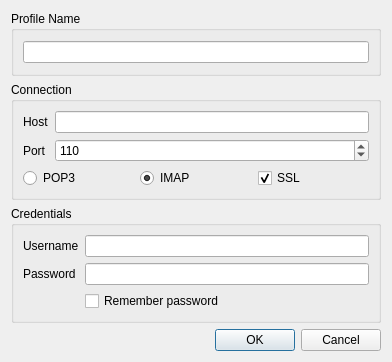
The window that dialog_newprofile.ui (typp/bmail) describes before a commit, drawn with Qt 5.
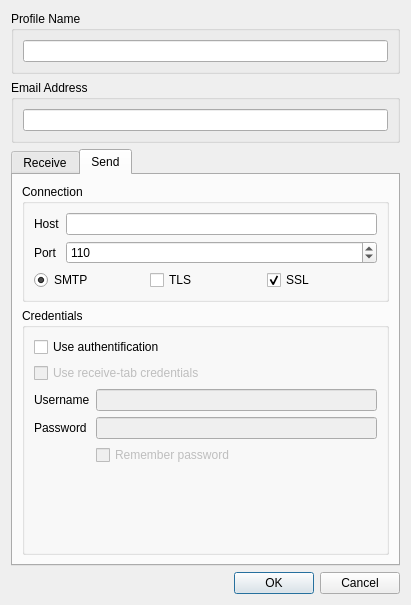
The same window after the commit.

Commit message: updated new profile window

What changed in the file:
```diff
--- a/dialog_newprofile.ui
+++ b/dialog_newprofile.ui
@@ -6,8 +6,8 @@
    <rect>
     <x>0</x>
     <y>0</y>
-    <width>392</width>
-    <height>362</height>
+    <width>411</width>
+    <height>605</height>
    </rect>
   </property>
   <property name="windowTitle">
@@ -27,32 +27,54 @@
     </widget>
    </item>
    <item>
-    <widget class="QGroupBox" name="groupBox_2">
+    <widget class="QGroupBox" name="groupBox">
      <property name="title">
-      <string>Connection</string>
+      <string>Email Address</string>
      </property>
      <layout class="QVBoxLayout" name="verticalLayout_3">
       <item>
-       <layout class="QFormLayout" name="formLayout_3">
+       <widget class="QLineEdit" name="input_EmailAddress"/>
+      </item>
+     </layout>
+    </widget>
+   </item>
+   <item>
+    <widget class="QTabWidget" name="tabWidget">
+     <property name="currentIndex">
+      <number>1</number>
+     </property>
+     <widget class="QWidget" name="tab_receive">
+      <attribute name="title">
+       <string>Receive</string>
+      </attribute>
+      <layout class="QVBoxLayout" name="verticalLayout_7">
+       <item>
+        <widget class="QGroupBox" name="groupBox_2">
+         <property name="title">
+          <string>Connection</string>
+         </property>
+         <layout class="QVBoxLayout" name="verticalLayout_5">
+          <item>
+           <layout class="QFormLayout" name="formLayout_4">
         <item row="0" column="1">
-         <widget class="QLineEdit" name="input_Host"/>
+             <widget class="QLineEdit" name="input_receiver_Host"/>
         </item>
         <item row="0" column="0">
-         <widget class="QLabel" name="label_3">
+             <widget class="QLabel" name="label_5">
           <property name="text">
            <string>Host</string>
           </property>
          </widget>
         </item>
         <item row="1" column="0">
-         <widget class="QLabel" name="label_4">
+             <widget class="QLabel" name="label_6">
           <property name="text">
            <string>Port</string>
           </property>
          </widget>
         </item>
         <item row="1" column="1">
-         <widget class="QSpinBox" name="input_Port">
+             <widget class="QSpinBox" name="input_receiver_Port">
           <property name="maximum">
            <number>65535</number>
           </property>
@@ -64,7 +86,7 @@
        </layout>
       </item>
       <item>
-       <layout class="QHBoxLayout" name="horizontalLayout">
+           <layout class="QHBoxLayout" name="horizontalLayout_2">
         <item>
          <widget class="QRadioButton" name="input_radio_POP3">
           <property name="text">
@@ -98,35 +120,194 @@
     </widget>
    </item>
    <item>
-    <widget class="QGroupBox" name="groupBox">
+        <widget class="QGroupBox" name="groupBox_4">
      <property name="title">
       <string>Credentials</string>
      </property>
+         <layout class="QVBoxLayout" name="verticalLayout_6">
+          <item>
+           <layout class="QFormLayout" name="formLayout_5">
+            <item row="0" column="0">
+             <widget class="QLabel" name="label_7">
+              <property name="text">
+               <string>Username</string>
+              </property>
+             </widget>
+            </item>
+            <item row="0" column="1">
+             <widget class="QLineEdit" name="input_receiver_Username"/>
+            </item>
+            <item row="1" column="0">
+             <widget class="QLabel" name="label_8">
+              <property name="text">
+               <string>Password</string>
+              </property>
+             </widget>
+            </item>
+            <item row="1" column="1">
+             <widget class="QLineEdit" name="input_receiver_Password"/>
+            </item>
+            <item row="2" column="1">
+             <widget class="QCheckBox" name="input_receiver_checkbox_RememberPass">
+              <property name="text">
+               <string>Remember password</string>
+              </property>
+             </widget>
+            </item>
+           </layout>
+          </item>
+          <item>
+           <spacer name="verticalSpacer">
+            <property name="orientation">
+             <enum>Qt::Vertical</enum>
+            </property>
+            <property name="sizeHint" stdset="0">
+             <size>
+              <width>20</width>
+              <height>40</height>
+             </size>
+            </property>
+           </spacer>
+          </item>
+         </layout>
+        </widget>
+       </item>
+      </layout>
+     </widget>
+     <widget class="QWidget" name="tab_send">
+      <attribute name="title">
+       <string>Send</string>
+      </attribute>
      <layout class="QVBoxLayout" name="verticalLayout_2">
       <item>
-       <layout class="QFormLayout" name="formLayout_2">
+        <widget class="QGroupBox" name="groupBox_6">
+         <property name="title">
+          <string>Connection</string>
+         </property>
+         <layout class="QVBoxLayout" name="verticalLayout_9">
+          <item>
+           <layout class="QFormLayout" name="formLayout_7">
+            <item row="0" column="1">
+             <widget class="QLineEdit" name="input_sender_Host"/>
+            </item>
         <item row="0" column="0">
-         <widget class="QLabel" name="label">
+             <widget class="QLabel" name="label_11">
+              <property name="text">
+               <string>Host</string>
+              </property>
+             </widget>
+            </item>
+            <item row="1" column="0">
+             <widget class="QLabel" name="label_12">
+              <property name="text">
+               <string>Port</string>
+              </property>
+             </widget>
+            </item>
+            <item row="1" column="1">
+             <widget class="QSpinBox" name="input_sender_Port">
+              <property name="maximum">
+               <number>65535</number>
+              </property>
+              <property name="value">
+               <number>110</number>
+              </property>
+             </widget>
+            </item>
+           </layout>
+          </item>
+          <item>
+           <layout class="QHBoxLayout" name="horizontalLayout_3">
+            <item>
+             <widget class="QRadioButton" name="input_sender_radio_SMTP">
+              <property name="text">
+               <string>SMTP</string>
+              </property>
+              <property name="checked">
+               <bool>true</bool>
+              </property>
+             </widget>
+            </item>
+            <item>
+             <widget class="QCheckBox" name="input_sender_checkbox_TLS">
+              <property name="text">
+               <string>TLS</string>
+              </property>
+             </widget>
+            </item>
+            <item>
+             <widget class="QCheckBox" name="input_sender_checkbox_SSL">
+              <property name="text">
+               <string>SSL</string>
+              </property>
+              <property name="checked">
+               <bool>true</bool>
+              </property>
+             </widget>
+            </item>
+           </layout>
+          </item>
+         </layout>
+        </widget>
+       </item>
+       <item>
+        <widget class="QGroupBox" name="groupBox_5">
+         <property name="title">
+          <string>Credentials</string>
+         </property>
+         <layout class="QVBoxLayout" name="verticalLayout_8">
+          <item>
+           <widget class="QCheckBox" name="input_sender_checkbox_Authentificate">
+            <property name="text">
+             <string>Use authentification</string>
+            </property>
+           </widget>
+          </item>
+          <item>
+           <widget class="QCheckBox" name="input_sender_checkbox_ReuseReceiverCreds">
+            <property name="enabled">
+             <bool>false</bool>
+            </property>
+            <property name="text">
+             <string>Use receive-tab credentials</string>
+            </property>
+           </widget>
+          </item>
+          <item>
+           <layout class="QFormLayout" name="formLayout_6">
+            <item row="0" column="0">
+             <widget class="QLabel" name="label_9">
           <property name="text">
            <string>Username</string>
           </property>
          </widget>
         </item>
         <item row="0" column="1">
-         <widget class="QLineEdit" name="input_Username"/>
+             <widget class="QLineEdit" name="input_sender_Username">
+              <property name="enabled">
+               <bool>false</bool>
+              </property>
+             </widget>
         </item>
         <item row="1" column="0">
-         <widget class="QLabel" name="label_2">
+             <widget class="QLabel" name="label_10">
           <property name="text">
            <string>Password</string>
           </property>
          </widget>
         </item>
         <item row="1" column="1">
-         <widget class="QLineEdit" name="input_Password"/>
+             <widget class="QLineEdit" name="input_sender_Password">
+              <property name="enabled">
+               <bool>false</bool>
+              </property>
+             </widget>
         </item>
         <item row="2" column="1">
-         <widget class="QCheckBox" name="input_checkbox_RememberPass">
+             <widget class="QCheckBox" name="input_sender_checkbox_RememberPass">
+              <property name="enabled">
+               <bool>false</bool>
+              </property>
           <property name="text">
            <string>Remember password</string>
           </property>
@@ -134,7 +315,24 @@
         </item>
        </layout>
       </item>
-     </layout>
+          <item>
+           <spacer name="verticalSpacer_2">
+            <property name="orientation">
+             <enum>Qt::Vertical</enum>
+            </property>
+            <property name="sizeHint" stdset="0">
+             <size>
+              <width>20</width>
+              <height>40</height>
+             </size>
+            </property>
+           </spacer>
+          </item>
+         </layout>
+        </widget>
+       </item>
+      </layout>
+     </widget>
     </widget>
    </item>
    <item>
```
Left out of the diff: 6 changed lines with no effect on the pictures. Lines whose indentation alone changed are shown as unchanged. The commit also changes 7 other files.
